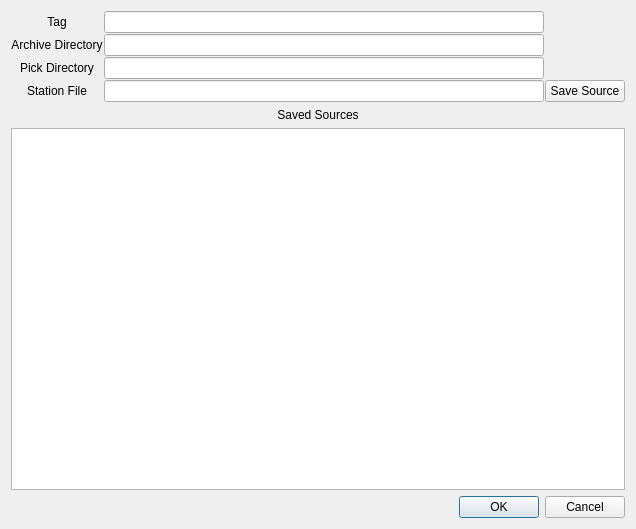
Above: lazylyst/ChangeSource.ui from AndrewReynen/Lazylyst before the change. Below: the same form after it.
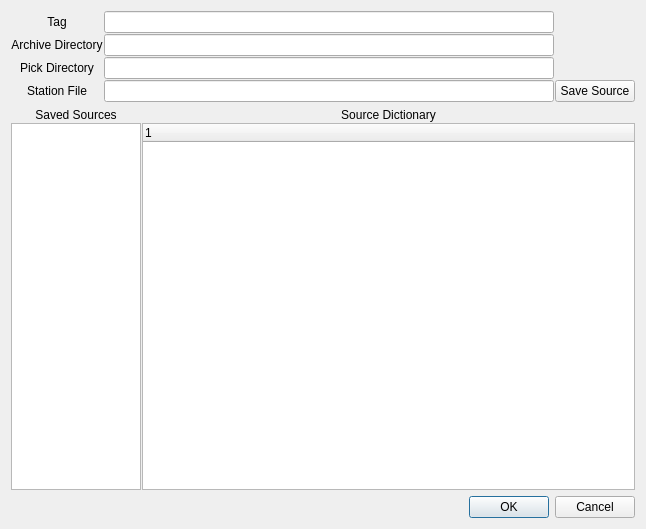
That is the form after the change. Custom widgets are drawn as their Qt base class.

Commit message: integrate source variable

Patch:
```diff
--- a/lazylyst/ChangeSource.ui
+++ b/lazylyst/ChangeSource.ui
@@ -6,7 +6,7 @@
    <rect>
     <x>0</x>
     <y>0</y>
-    <width>636</width>
+    <width>646</width>
     <height>529</height>
    </rect>
   </property>
@@ -102,6 +102,11 @@
     </layout>
    </item>
    <item>
+    <layout class="QGridLayout" name="csLowerLayout" columnstretch="1,4">
+     <property name="spacing">
+      <number>1</number>
+     </property>
+     <item row="1" column="0">
     <widget class="QLabel" name="csSaveSourceLabel">
      <property name="text">
       <string>Saved Sources</string>
@@ -111,8 +116,36 @@
      </property>
     </widget>
    </item>
-   <item>
-    <widget class="KeyListWidget" name="csSaveSourceList"/>
+     <item row="2" column="0">
+      <widget class="KeyListWidget" name="csSaveSourceList">
+       <property name="sizePolicy">
+        <sizepolicy hsizetype="MinimumExpanding" vsizetype="Expanding">
+         <horstretch>0</horstretch>
+         <verstretch>0</verstretch>
+        </sizepolicy>
+       </property>
+       <property name="minimumSize">
+        <size>
+         <width>130</width>
+         <height>0</height>
+        </size>
+       </property>
+      </widget>
+     </item>
+     <item row="1" column="1">
+      <widget class="QLabel" name="csSourceDictLabel">
+       <property name="text">
+        <string>Source Dictionary</string>
+       </property>
+       <property name="alignment">
+        <set>Qt::AlignCenter</set>
+       </property>
+      </widget>
+     </item>
+     <item row="2" column="1">
+      <widget class="SourceDictWidget" name="sourceDictWidget"/>
+     </item>
+    </layout>
    </item>
    <item>
     <widget class="QDialogButtonBox" name="buttonBox">
@@ -137,6 +170,11 @@
    <extends>QLineEdit</extends>
    <header>CustomWidgets.h</header>
   </customwidget>
+  <customwidget>
+   <class>SourceDictWidget</class>
+   <extends>QTreeWidget</extends>
+   <header>CustomWidgets.h</header>
+  </customwidget>
  </customwidgets>
  <tabstops>
   <tabstop>csTagLineEdit</tabstop>
```
Lines whose indentation alone changed are shown as unchanged. The commit also changes 12 other files.
